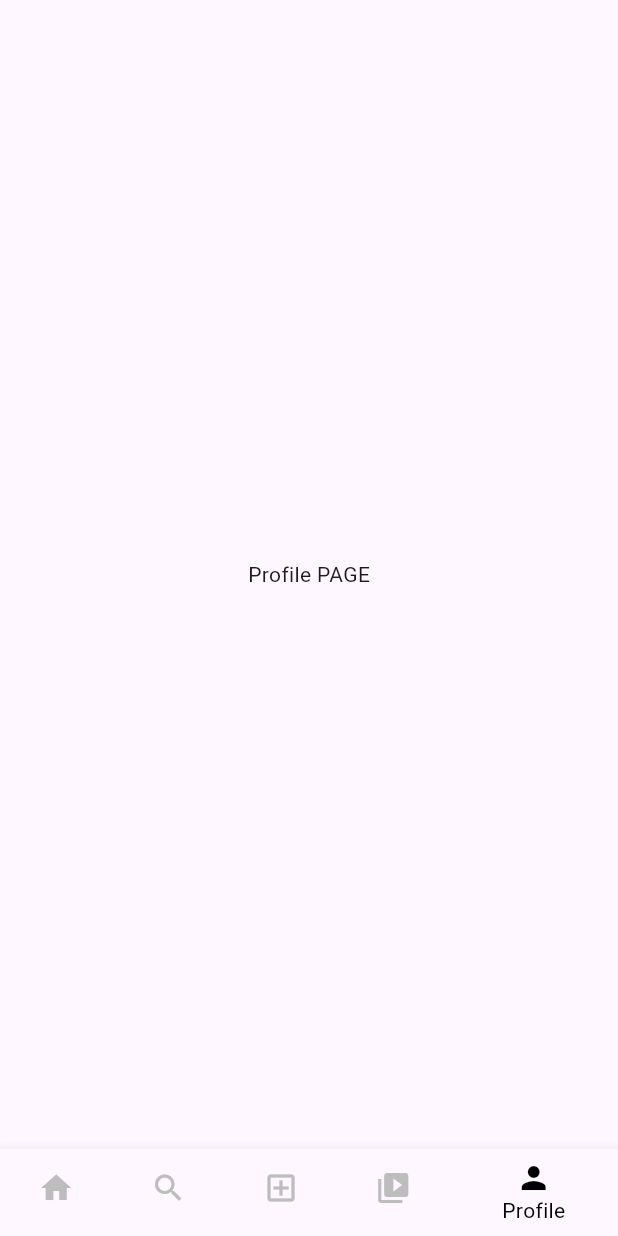
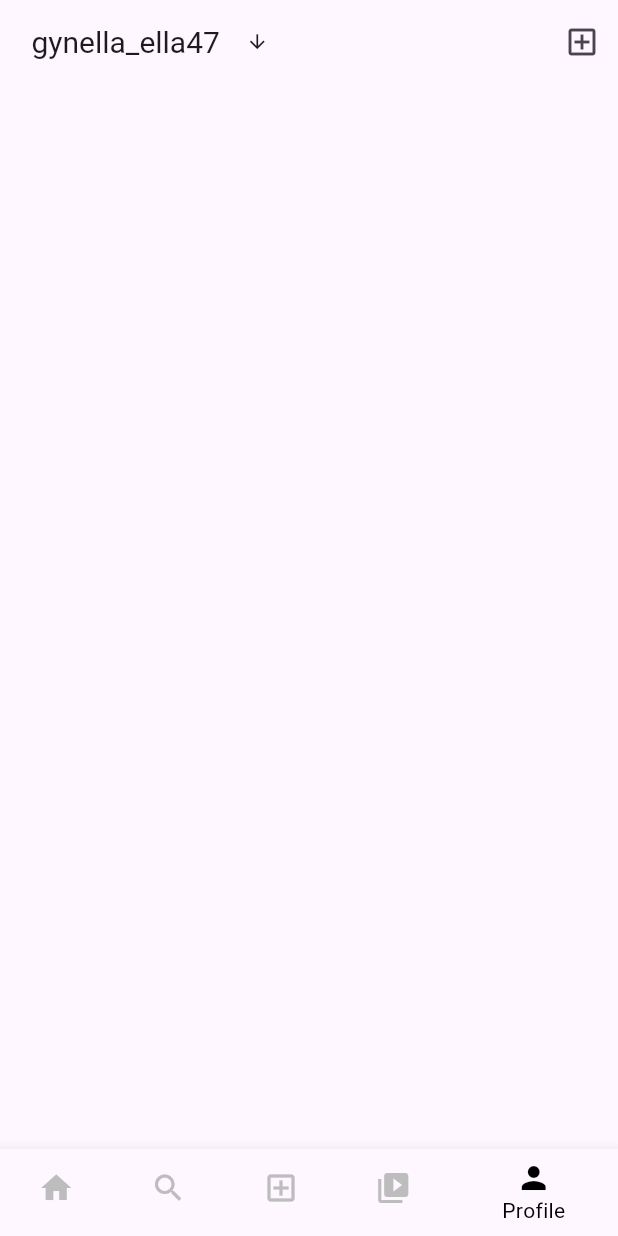
Before and after one commit to Buhana149/Instagram-UI-App, a Flutter app: the screen it shows after launch, item 5 of the bottom bar chosen, on a phone screen of 412 x 824 dp. Run offline on Flutter 3.47's test engine with Material 3 defaults, Android fonts, the phone set to English and light mode, and no system bars.

Commit message:
added an appbar

```diff
--- a/lib/pages/profile.dart
+++ b/lib/pages/profile.dart
@@ -6,6 +6,31 @@ class ProfilePage extends StatelessWidget {
   @override
   Widget build(BuildContext context) {
     return Scaffold(
-      body: Center(child: Text('Profile PAGE')));
+      appBar: AppBar(
+        title:Padding(
+          padding: const EdgeInsets.all(5.0),
+          child: Row(
+            children: [
+            const Text('gynella_ella47', style: TextStyle(fontSize: 20)),
+            Padding(
+              padding: const EdgeInsets.all(1.0),
+              child: IconButton(
+                onPressed: () {},
+                icon: const Icon(Icons.arrow_downward_sharp,
+                size: 15,)
+              ),
+            )
+          ]),
+        ),
+        actions: [
+          IconButton(
+            onPressed: () {},
+            icon: const Icon(Icons.add_box_outlined),
+            )
+        ],
+      ),
+
+      body: Column()
+      );
   }
 }
```
